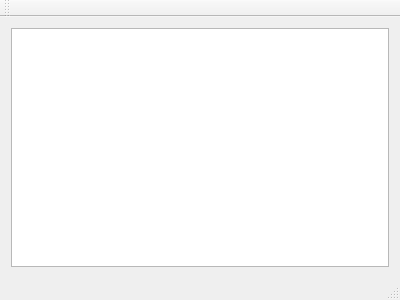
Before: the Qt Designer form mainwindow.ui in dridk/QJsonModel, drawn with Qt 5.
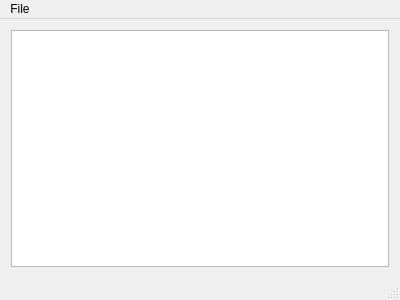
After: the same form once the commit is applied.

```diff
--- a/mainwindow.ui
+++ b/mainwindow.ui
@@ -26,17 +26,17 @@
      <x>0</x>
      <y>0</y>
      <width>400</width>
-     <height>22</height>
+     <height>21</height>
     </rect>
    </property>
-  </widget>
-  <widget class="QToolBar" name="mainToolBar">
-   <attribute name="toolBarArea">
-    <enum>TopToolBarArea</enum>
-   </attribute>
-   <attribute name="toolBarBreak">
-    <bool>false</bool>
-   </attribute>
+   <widget class="QMenu" name="menuFile">
+    <property name="title">
+     <string>File</string>
+    </property>
+    <addaction name="actionOpen"/>
+    <addaction name="actionClose"/>
+   </widget>
+   <addaction name="menuFile"/>
   </widget>
   <widget class="QStatusBar" name="statusBar"/>
  </widget>
```
Left out of the diff: 10 changed lines with no effect on the pictures.
